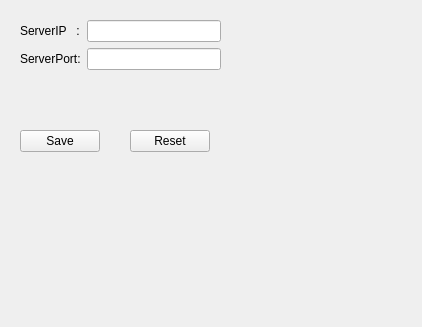
zyq1569/HealthApp, file Tools/MHealthReport/config.ui: the form before one commit.
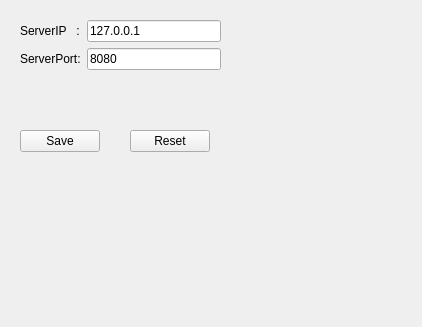
The form after the commit.

Patch:
```diff
--- a/Tools/MHealthReport/config.ui
+++ b/Tools/MHealthReport/config.ui
@@ -57,7 +57,11 @@
      </widget>
     </item>
     <item row="0" column="1">
-     <widget class="QLineEdit" name="m_serverIP"/>
+     <widget class="QLineEdit" name="m_serverIP">
+      <property name="text">
+       <string>127.0.0.1</string>
+      </property>
+     </widget>
     </item>
     <item row="1" column="0">
      <widget class="QLabel" name="label_2">
@@ -67,7 +71,11 @@
      </widget>
     </item>
     <item row="1" column="1">
-     <widget class="QLineEdit" name="m_serverPort"/>
+     <widget class="QLineEdit" name="m_serverPort">
+      <property name="text">
+       <string>8080</string>
+      </property>
+     </widget>
     </item>
    </layout>
   </widget>
```
Left out of the diff: 4 changed lines with no effect on the pictures.
